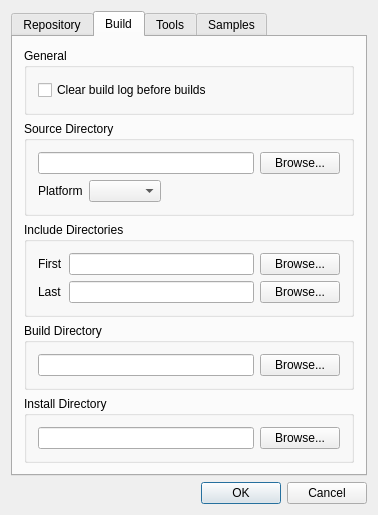
Above: nut/tools/qnutconf/settingsdialog.ui from UweBonnes/ethernut before the change. Below: the same form after it.
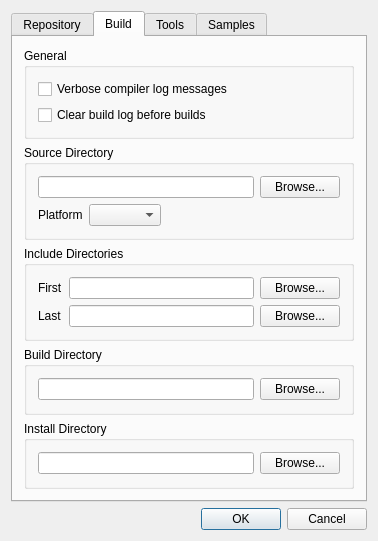
That is the form after the change. The open tabs and pages were chosen to show the change.

Commit message: Move verbose build into persistent configuration option accessible in the settings dialog.

Diff of the .ui file:
```diff
--- a/nut/tools/qnutconf/settingsdialog.ui
+++ b/nut/tools/qnutconf/settingsdialog.ui
@@ -8,7 +8,7 @@
     <x>0</x>
     <y>0</y>
     <width>378</width>
-    <height>422</height>
+    <height>472</height>
    </rect>
   </property>
   <property name="windowTitle">
@@ -118,6 +118,13 @@
           <string>General</string>
          </property>
          <layout class="QVBoxLayout" name="verticalLayout_11">
+          <item>
+           <widget class="QCheckBox" name="cb_LogVerbose">
+            <property name="text">
+             <string>Verbose compiler log messages</string>
+            </property>
+           </widget>
+          </item>
           <item>
            <widget class="QCheckBox" name="cb_ClearLogBeforeBuild">
             <property name="text">
```
Left out of the diff: 23 changed lines with no effect on the pictures. The commit also changes 5 other files.
